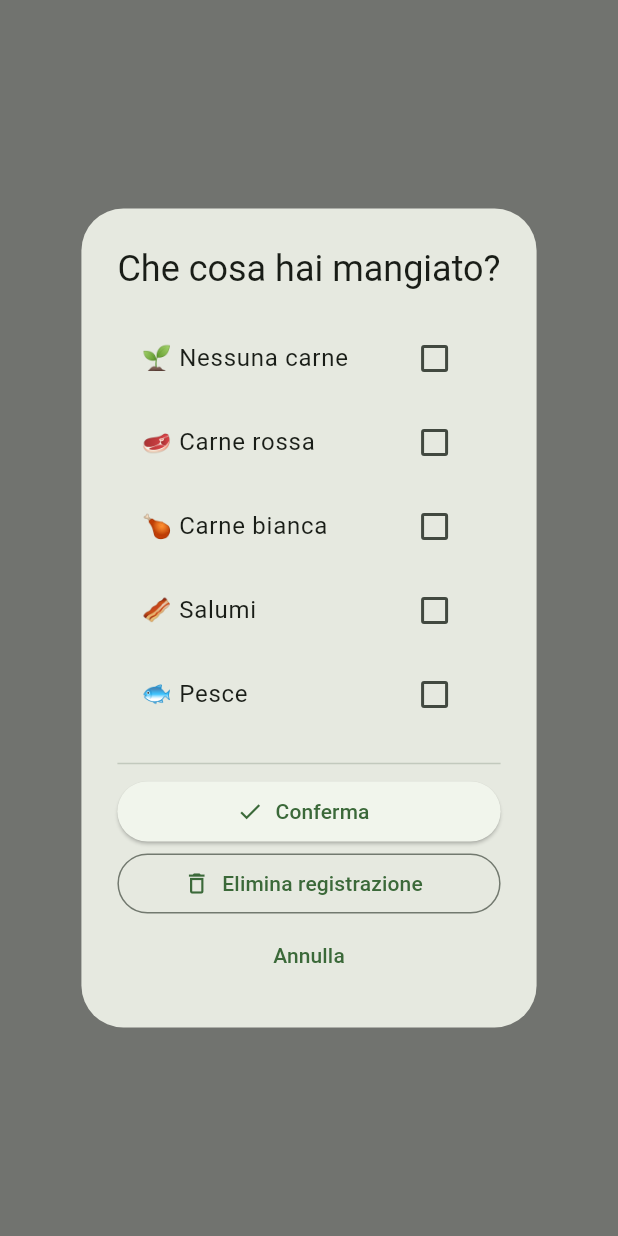
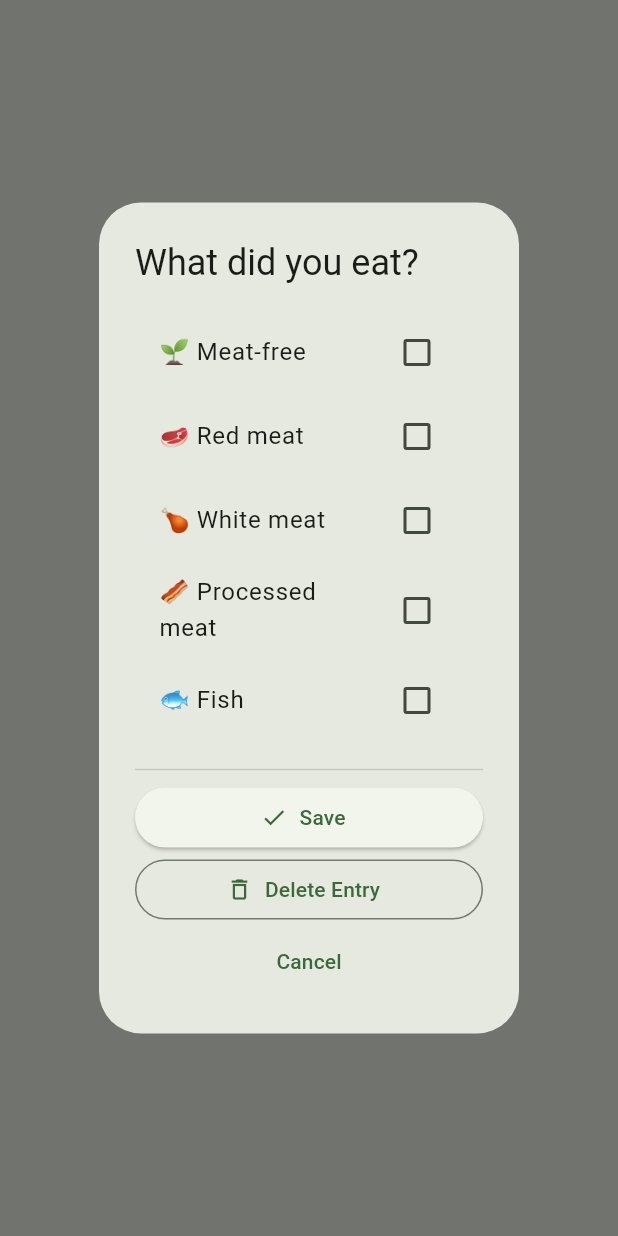
Before and after one commit to Energyarrow/LessMeatCalendar, a Flutter app: what showMealChoiceDialog() shows on an empty page, opened directly with empty values, on a phone screen of 412 x 824 dp. Run offline on Flutter 3.47's test engine with Material 3 defaults, Android fonts, the phone set to English and light mode, and no system bars; our stand-ins replace shared_preferences, table_calendar; accounts and stored records are empty.

Commit message:
v1.0 - English UI and app branding

```diff
--- a/lib/widgets/meat_choice_dialog.dart
+++ b/lib/widgets/meat_choice_dialog.dart
@@ -37,34 +37,34 @@ Future<MealDialogResult?> showMealChoiceDialog(
           }
 
           return AlertDialog(
-            title: const Text("Che cosa hai mangiato?"),
+            title: const Text("What did you eat?"),
             content: SingleChildScrollView(
               child: Column(
                 mainAxisSize: MainAxisSize.min,
                 children: [
                   CheckboxListTile(
                     value: selectedMeals.contains(MealType.none),
-                    title: const Text("🌱 Nessuna carne"),
+                    title: const Text("🌱 Meat-free"),
                     onChanged: (_) => toggle(MealType.none),
                   ),
                   CheckboxListTile(
                     value: selectedMeals.contains(MealType.redMeat),
-                    title: const Text("🥩 Carne rossa"),
+                    title: const Text("🥩 Red meat"),
                     onChanged: (_) => toggle(MealType.redMeat),
                   ),
                   CheckboxListTile(
                     value: selectedMeals.contains(MealType.whiteMeat),
-                    title: const Text("🍗 Carne bianca"),
+                    title: const Text("🍗 White meat"),
                     onChanged: (_) => toggle(MealType.whiteMeat),
                   ),
                   CheckboxListTile(
                     value: selectedMeals.contains(MealType.salumi),
-                    title: const Text("🥓 Salumi"),
+                    title: const Text("🥓 Processed meat"),
                     onChanged: (_) => toggle(MealType.salumi),
                   ),
                   CheckboxListTile(
                     value: selectedMeals.contains(MealType.fish),
-                    title: const Text("🐟 Pesce"),
+                    title: const Text("🐟 Fish"),
                     onChanged: (_) => toggle(MealType.fish),
                   ),
 
@@ -75,7 +75,7 @@ Future<MealDialogResult?> showMealChoiceDialog(
                     width: double.infinity,
                     child: ElevatedButton.icon(
                       icon: const Icon(Icons.check),
-                      label: const Text("Conferma"),
+                      label: const Text("Save"),
                       onPressed: () {
                         Navigator.pop(
                           context,
@@ -91,7 +91,7 @@ Future<MealDialogResult?> showMealChoiceDialog(
                     width: double.infinity,
                     child: OutlinedButton.icon(
                       icon: const Icon(Icons.delete_outline),
-                      label: const Text("Elimina registrazione"),
+                      label: const Text("Delete Entry"),
                       onPressed: () {
                         Navigator.pop(
                           context,
@@ -110,7 +110,7 @@ Future<MealDialogResult?> showMealChoiceDialog(
                           const MealDialogResult.cancel(),
                         );
                       },
-                      child: const Text("Annulla"),
+                      child: const Text("Cancel"),
                     ),
                   ),
                 ],
--- a/lib/widgets/selected_day_card.dart
+++ b/lib/widgets/selected_day_card.dart
@@ -17,15 +17,15 @@ class SelectedDayCard extends StatelessWidget {
   String _mealText(MealType meal) {
     switch (meal) {
       case MealType.none:
-        return "🌱 Nessuna carne";
+        return "🌱 Meat-free";
       case MealType.redMeat:
-        return "🥩 Carne rossa";
+        return "🥩 Red meat";
       case MealType.whiteMeat:
-        return "🍗 Carne bianca";
+        return "🍗 White meat";
       case MealType.salumi:
-        return "🥓 Salumi";
+        return "🥓 Processed meat";
       case MealType.fish:
-        return "🐟 Pesce";
+        return "🐟 Fish";
     }
   }
 
@@ -65,7 +65,7 @@ class SelectedDayCard extends StatelessWidget {
             if (meals == null || meals.isEmpty)
               const Center(
                 child: Text(
-                  "Nessuna registrazione",
+                  "No entry",
                   style: TextStyle(fontSize: 18),
                 ),
               )
@@ -92,8 +92,8 @@ class SelectedDayCard extends StatelessWidget {
                 ),
                 label: Text(
                   meals == null || meals.isEmpty
-                      ? "Registra"
-                      : "Modifica",
+                      ? "Add Entry"
+                      : "Edit Entry",
                 ),
               ),
             ),
```
